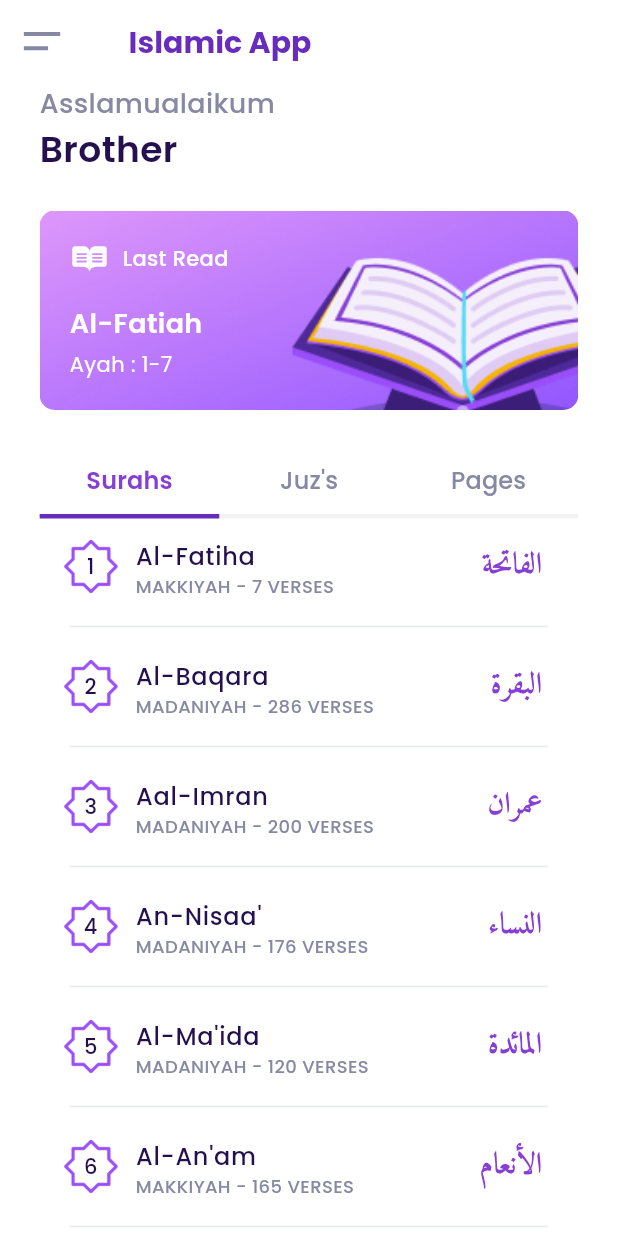
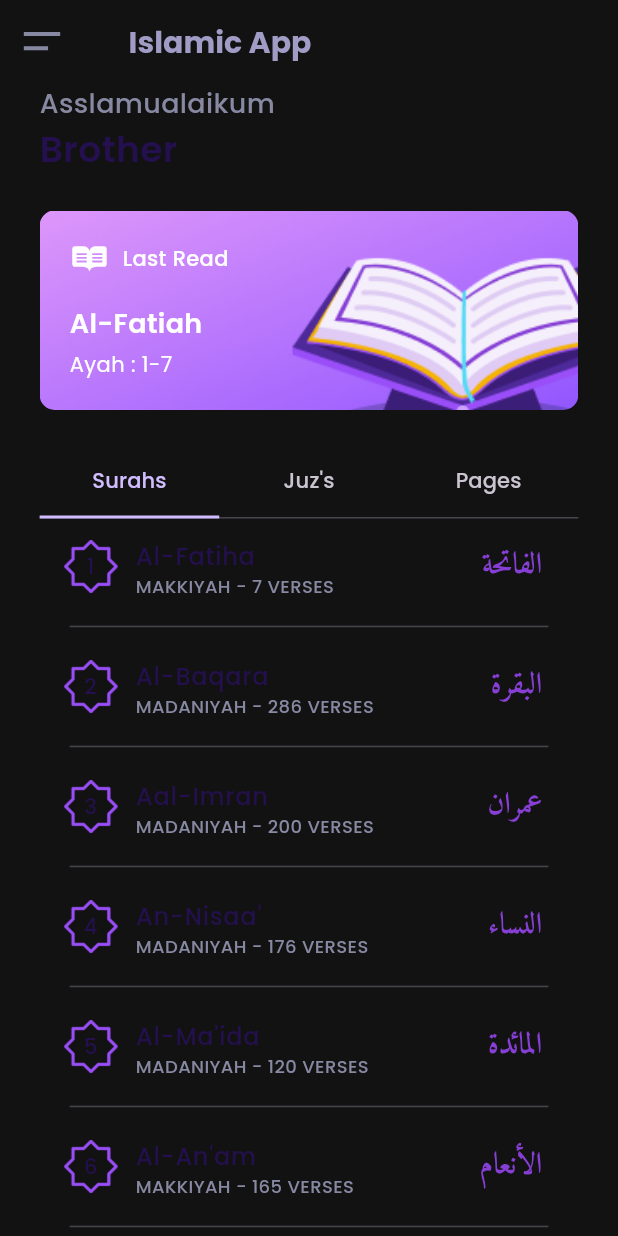
Before and after one commit to hosamafiky/islamic_app, a Flutter app: the screen it shows after launch, on a phone screen of 412 x 824 dp. Run offline on Flutter 3.47's test engine with Material 3 defaults, Android fonts, the light colour scheme and no system bars; our stand-ins replace dartz, dio, equatable, firebase_core, firebase_messaging, flutter_bloc and 5 more; accounts and stored records are empty.

Commit message:
Update sizing package to responsive_sizer

```diff
--- a/lib/core/extensions/sizing_ext.dart
+++ b/lib/core/extensions/sizing_ext.dart
@@ -1,5 +1,5 @@
 import 'package:flutter/material.dart';
-import 'package:sizer/sizer.dart';
+import 'package:responsive_sizer/responsive_sizer.dart';
 
 extension CustomSize on num {
   double get asp => (this / (1.sp)).sp;
--- a/lib/main.dart
+++ b/lib/main.dart
@@ -9,7 +9,7 @@ import 'package:islamic_app/features/quran/data/repositories/quran_repository_im
 import 'package:islamic_app/features/quran/domain/usecases/get_juzs_usecase.dart';
 import 'package:islamic_app/features/quran/domain/usecases/get_surahs_usecase.dart';
 import 'package:islamic_app/features/quran/presentation/cubit/quran_cubit.dart';
-import 'package:sizer/sizer.dart';
+import 'package:responsive_sizer/responsive_sizer.dart';
 
 import 'core/globals/global_keys.dart';
 import 'core/helpers/dio_helper.dart';
@@ -85,14 +85,16 @@ class MyApp extends StatelessWidget {
             ..getPages(),
         ),
       ],
-      child: Sizer(
+      child: ResponsiveSizer(
         builder: (context, orientation, deviceType) {
           return MaterialApp(
             scaffoldMessengerKey: snackbarKey,
             navigatorKey: navigatorKey,
             title: 'Islamic App',
             debugShowCheckedModeBanner: false,
+            themeMode: ThemeMode.dark,
             theme: Themes.light,
+            darkTheme: Themes.dark,
             onGenerateRoute: AppRouter.onGenerateRoute,
           );
         },
--- a/pubspec.yaml
+++ b/pubspec.yaml
@@ -23,9 +23,10 @@ dependencies:
   geolocator: ^11.0.0
   internet_connection_checker: ^1.0.0+1
   mqtt_client: ^10.2.0
+  responsive_sizer: ^3.3.1
   shared_preferences: ^2.2.2
   shimmer: ^3.0.0
-  sizer: ^2.0.15
+  # sizer: ^2.0.15
   uuid: ^4.3.3
 
 dev_dependencies:
```
Also changed, not shown: pubspec.lock.
